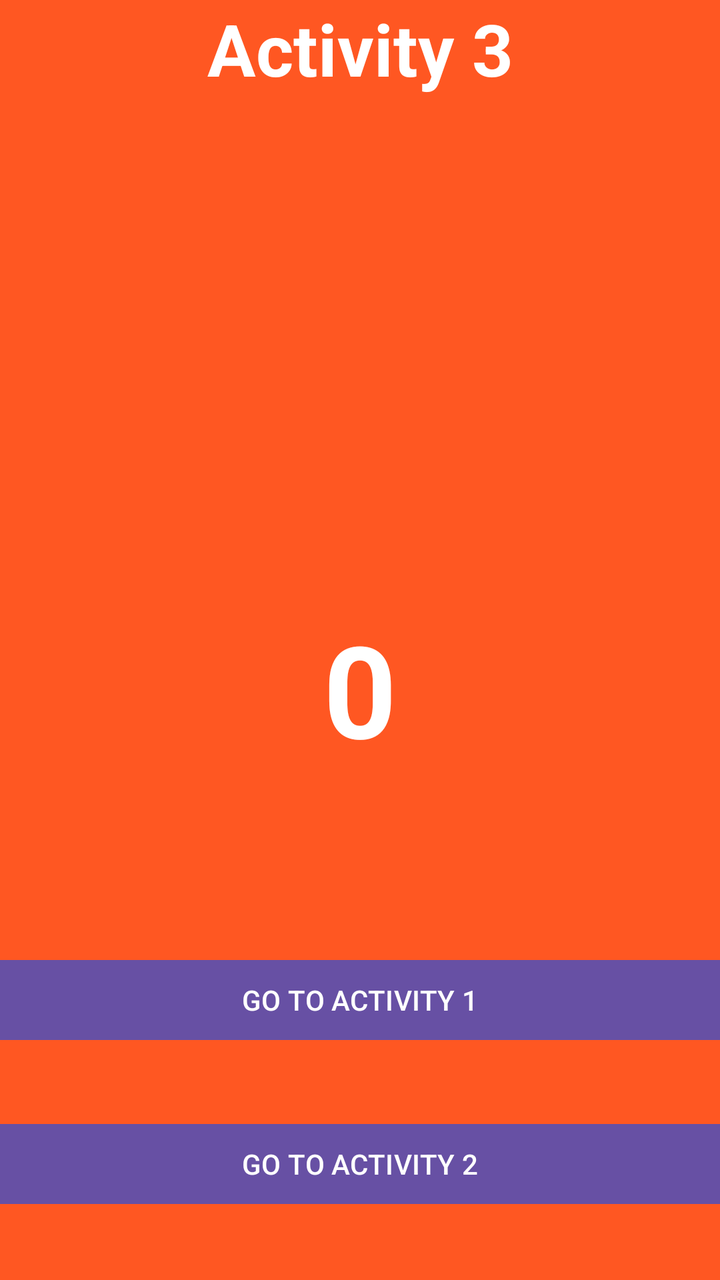
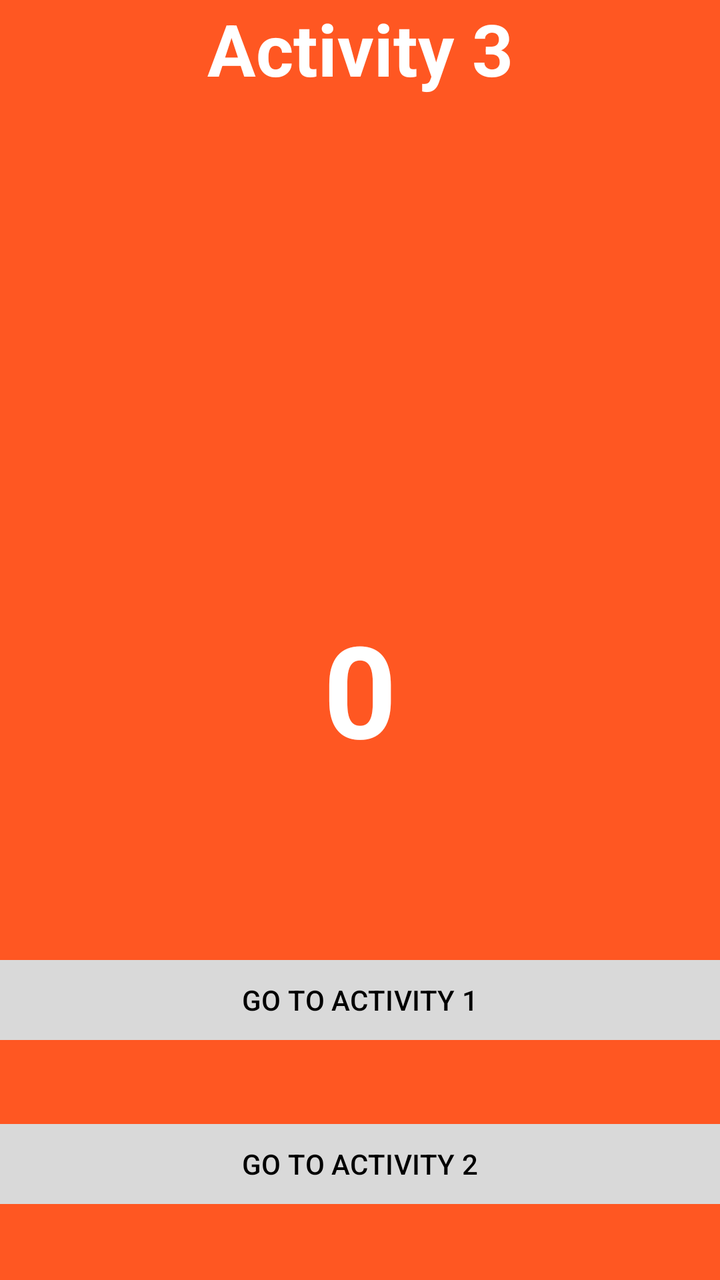

Compare the two renders of this Android layout. The source of the first and the diff that turns it into the second are given below.
<!-- AndroidManifest.xml: application theme Theme.Activities -->
<!-- res/layout/activity_third.xml -->
<?xml version="1.0" encoding="utf-8"?>
<androidx.constraintlayout.widget.ConstraintLayout xmlns:android="http://schemas.android.com/apk/res/android"
    xmlns:app="http://schemas.android.com/apk/res-auto"
    xmlns:tools="http://schemas.android.com/tools"
    android:id="@+id/rootThird"
    android:layout_width="match_parent"
    android:layout_height="match_parent"
    android:background="#FF5722"
    tools:context=".ThirdActivity">

    <TextView
        android:id="@+id/txtActivity3"
        android:layout_width="0dp"
        android:layout_height="wrap_content"
        android:gravity="center"
        android:text="Activity 3"
        android:textColor="#FFFFFF"
        android:textSize="36sp"
        android:textStyle="bold"
        app:layout_constraintEnd_toEndOf="parent"
        app:layout_constraintStart_toStartOf="parent"
        app:layout_constraintTop_toTopOf="parent" />

    <TextView
        android:id="@+id/txtCounterThird"
        android:layout_width="0dp"
        android:layout_height="wrap_content"
        android:gravity="center"
        android:text="0"
        android:textColor="#FFFFFF"
        android:textSize="64sp"
        android:textStyle="bold"
        app:layout_constraintBottom_toBottomOf="parent"
        app:layout_constraintEnd_toEndOf="parent"
        app:layout_constraintStart_toStartOf="parent"
        app:layout_constraintTop_toBottomOf="@+id/txtActivity3" />

    <Button
        android:id="@+id/btnThirdMain"
        android:layout_width="0dp"
        android:layout_height="wrap_content"
        android:layout_marginBottom="116dp"
        android:text="GO TO ACTIVITY 1"
        app:cornerRadius="0dp"
        app:layout_constraintBottom_toBottomOf="parent"
        app:layout_constraintEnd_toEndOf="parent"
        app:layout_constraintHorizontal_bias="0.0"
        app:layout_constraintStart_toStartOf="parent" />

    <Button
        android:id="@+id/btnThirdHello"
        android:layout_width="0dp"
        android:layout_height="wrap_content"
        android:text="GO TO ACTIVITY 2"
        app:cornerRadius="0dp"
        app:layout_constraintBottom_toBottomOf="parent"
        app:layout_constraintEnd_toEndOf="parent"
        app:layout_constraintStart_toStartOf="parent"
        app:layout_constraintTop_toBottomOf="@+id/btnThirdMain" />
</androidx.constraintlayout.widget.ConstraintLayout>
<!-- resources referenced by this layout -->
<resources>
  <style name="Theme.Activities" parent="Base.Theme.Activities" />
  <style name="Base.Theme.Activities" parent="Theme.Material3.DayNight.NoActionBar">
          
          
      </style>
</resources>

<!-- the commit's change to res/layout/activity_third.xml (unified diff, before → after) -->
@@ -40,7 +40,9 @@
         android:layout_width="0dp"
         android:layout_height="wrap_content"
         android:layout_marginBottom="116dp"
+        android:backgroundTint="#D9D9D9"
         android:text="GO TO ACTIVITY 1"
+        android:textColor="#000000"
         app:cornerRadius="0dp"
         app:layout_constraintBottom_toBottomOf="parent"
         app:layout_constraintEnd_toEndOf="parent"
@@ -51,7 +53,9 @@
         android:id="@+id/btnThirdHello"
         android:layout_width="0dp"
         android:layout_height="wrap_content"
+        android:backgroundTint="#D9D9D9"
         android:text="GO TO ACTIVITY 2"
+        android:textColor="#000000"
         app:cornerRadius="0dp"
         app:layout_constraintBottom_toBottomOf="parent"
         app:layout_constraintEnd_toEndOf="parent"
<!-- resource entries referenced after the edit -->
@@ -1,9 +1,17 @@
 <!-- resources referenced by this layout -->
 <resources>
   <style name="Theme.Activities" parent="Base.Theme.Activities" />
-  <style name="Base.Theme.Activities" parent="Theme.Material3.DayNight.NoActionBar">
-          
-          
+  <style name="Base.Theme.Activities" parent="Theme.Material3.DayNight">
+  
+          <item name="colorPrimary">#4053B5</item>
+          <item name="colorOnPrimary">#FFFFFF</item>
+  
+          <item name="colorSurface">#4053B5</item>
+          <item name="colorOnSurface">#FFFFFF</item>
+  
+          <item name="android:statusBarColor">#303F9F</item>
+          <item name="android:windowLightStatusBar">false</item>
+  
       </style>
 </resources>
 
